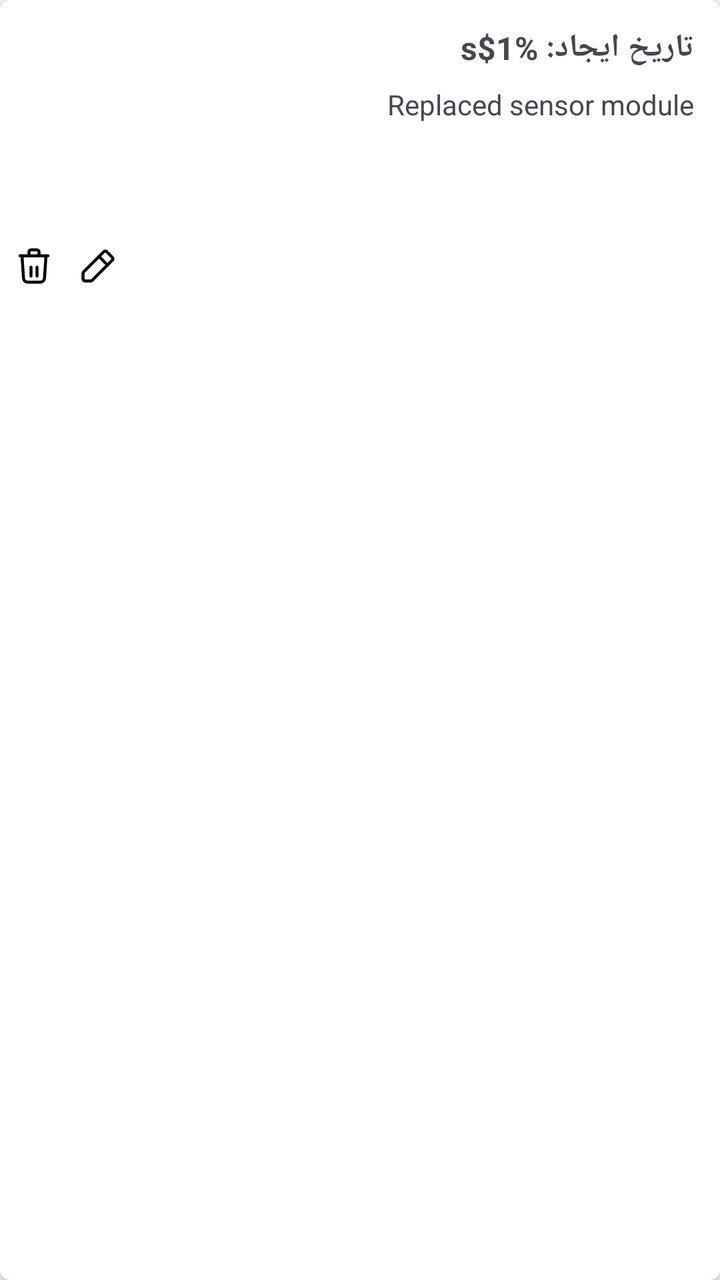
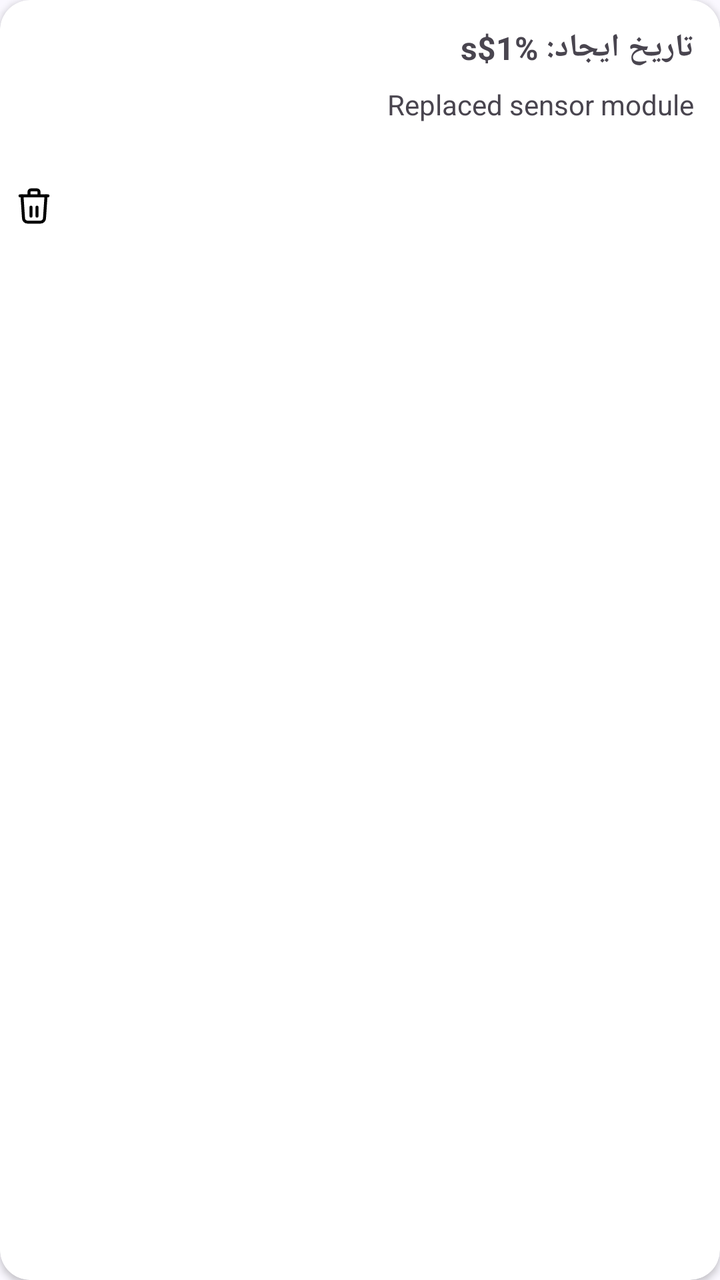

The first picture is an Android layout as it rendered before a commit; the second is the same layout after the commit. The layout source and the unified diff follow.
<!-- AndroidManifest.xml: application theme Theme.Iotequipment -->
<!-- res/layout/item_equipment_log.xml -->
<?xml version="1.0" encoding="utf-8"?>
<androidx.cardview.widget.CardView
    xmlns:android="http://schemas.android.com/apk/res/android"
    xmlns:app="http://schemas.android.com/apk/res-auto"
    xmlns:tools="http://schemas.android.com/tools"
    android:layout_width="match_parent"
    android:layout_margin="8dp"
    android:layout_height="wrap_content"
    android:elevation="4dp"
    app:cardCornerRadius="5dp"
    android:layout_marginTop="10dp"
    android:layout_marginEnd="5dp"
    android:layout_marginStart="5dp"
    android:layout_marginBottom="8dp"
    >

    <androidx.constraintlayout.widget.ConstraintLayout
        android:layout_width="match_parent"
        android:layout_height="150dp"
        android:orientation="vertical"
        android:padding="5dp">

        <TextView
            android:id="@+id/tv_log_name"
            android:layout_width="wrap_content"
            android:layout_height="wrap_content"
            android:layout_marginTop="8dp"
            android:layout_marginEnd="8dp"
            android:text="@string/device_log_date_label"
            android:textSize="16sp"
            android:textStyle="bold"
            app:layout_constraintEnd_toEndOf="parent"
            app:layout_constraintTop_toTopOf="parent" />

        <TextView
            android:id="@+id/tv_log_description"
            android:layout_width="wrap_content"
            android:layout_height="wrap_content"
            android:layout_marginTop="8dp"
            android:layout_marginBottom="16dp"
            android:text="Replaced sensor module"
            android:textSize="14sp"
            app:layout_constraintBottom_toBottomOf="parent"
            app:layout_constraintEnd_toEndOf="@+id/tv_log_name"
            app:layout_constraintTop_toBottomOf="@+id/tv_log_name"
            app:layout_constraintVertical_bias="0.0" />

        <ImageButton
            android:id="@+id/btn_log_trash"
            android:layout_width="wrap_content"
            android:layout_height="wrap_content"
            android:background="@null"
            android:contentDescription="حذف"
            app:layout_constraintBottom_toBottomOf="parent"
            app:layout_constraintStart_toStartOf="parent"
            app:srcCompat="@drawable/ic_trash" />

        <ImageButton
            android:id="@+id/btn_log_edit"
            android:layout_width="wrap_content"
            android:layout_height="wrap_content"
            android:layout_marginStart="8dp"
            android:background="@null"
            android:contentDescription="ادیت"
            app:layout_constraintBottom_toBottomOf="parent"
            app:layout_constraintStart_toEndOf="@+id/btn_log_trash"
            app:srcCompat="@drawable/ic_edit" />
    </androidx.constraintlayout.widget.ConstraintLayout>
</androidx.cardview.widget.CardView>
<!-- resources referenced by this layout -->
<resources>
  <!-- drawable ic_edit (drawable) -->
  <vector xmlns:android="http://schemas.android.com/apk/res/android"
      android:width="24dp"
      android:height="24dp"
      android:viewportWidth="24"
      android:viewportHeight="24">
    <path
        android:pathData="M4.83,14.93L14.93,4.83C15.023,4.736 15.134,4.662 15.255,4.611C15.377,4.56 15.508,4.534 15.64,4.534C15.772,4.534 15.903,4.56 16.025,4.611C16.146,4.662 16.257,4.736 16.35,4.83L19.17,7.65C19.264,7.743 19.338,7.854 19.389,7.975C19.44,8.097 19.466,8.228 19.466,8.36C19.466,8.492 19.44,8.623 19.389,8.745C19.338,8.866 19.264,8.977 19.17,9.07L9.07,19.17C8.977,19.264 8.867,19.34 8.745,19.391C8.623,19.443 8.492,19.469 8.36,19.47H5.53C5.265,19.47 5.01,19.365 4.823,19.177C4.635,18.99 4.53,18.735 4.53,18.47V15.64C4.531,15.508 4.557,15.377 4.609,15.255C4.66,15.133 4.736,15.023 4.83,14.93Z"
        android:strokeLineJoin="round"
        android:strokeWidth="1.5"
        android:fillColor="#00000000"
        android:strokeColor="#000000"
        android:strokeLineCap="round"/>
    <path
        android:pathData="M12.5,7.26L16.74,11.5"
        android:strokeLineJoin="round"
        android:strokeWidth="1.5"
        android:fillColor="#00000000"
        android:strokeColor="#000000"
        android:strokeLineCap="round"/>
  </vector>
  <!-- drawable ic_trash (drawable) -->
  <vector xmlns:android="http://schemas.android.com/apk/res/android"
      android:width="24dp"
      android:height="24dp"
      android:viewportWidth="24"
      android:viewportHeight="24">
    <path
        android:pathData="M6,6.94L6.75,18.06C6.75,18.59 6.961,19.099 7.336,19.474C7.711,19.849 8.22,20.06 8.75,20.06H15.25C15.78,20.06 16.289,19.849 16.664,19.474C17.039,19.099 17.25,18.59 17.25,18.06L18,6.94"
        android:strokeLineJoin="round"
        android:strokeWidth="1.5"
        android:fillColor="#00000000"
        android:strokeColor="#000000"
        android:strokeLineCap="round"/>
    <path
        android:pathData="M13.5,12.56V17.06"
        android:strokeLineJoin="round"
        android:strokeWidth="1.5"
        android:fillColor="#00000000"
        android:strokeColor="#000000"
        android:strokeLineCap="round"/>
    <path
        android:pathData="M10.5,12.56V17.06"
        android:strokeLineJoin="round"
        android:strokeWidth="1.5"
        android:fillColor="#00000000"
        android:strokeColor="#000000"
        android:strokeLineCap="round"/>
    <path
        android:pathData="M5,6.94H19"
        android:strokeLineJoin="round"
        android:strokeWidth="1.5"
        android:fillColor="#00000000"
        android:strokeColor="#000000"
        android:strokeLineCap="round"/>
    <path
        android:pathData="M14.5,6.94V4.94C14.5,4.675 14.395,4.42 14.207,4.233C14.02,4.045 13.765,3.94 13.5,3.94H10.5C10.235,3.94 9.98,4.045 9.793,4.233C9.605,4.42 9.5,4.675 9.5,4.94V6.94"
        android:strokeLineJoin="round"
        android:strokeWidth="1.5"
        android:fillColor="#00000000"
        android:strokeColor="#000000"
        android:strokeLineCap="round"/>
  </vector>
  <string name="device_log_date_label">تاریخ ایجاد: %1$s</string>
  <style name="Theme.Iotequipment" parent="Base.Theme.Iotequipment" />
  <style name="Base.Theme.Iotequipment" parent="Theme.Material3.DayNight.NoActionBar">
          <item name="fontFamily">@font/iran_yekan_regular</item>
          
          
          <item name="colorPrimary">@color/md_theme_primary</item>
          <item name="android:colorBackground">@color/md_theme_background</item>
  
      </style>
  <color name="md_theme_primary">#0055EF</color>
  <color name="md_theme_background">#FAF8FF</color>
</resources>

<!-- the commit's change to res/layout/item_equipment_log.xml (unified diff, before → after) -->
@@ -2,21 +2,19 @@
 <androidx.cardview.widget.CardView
     xmlns:android="http://schemas.android.com/apk/res/android"
     xmlns:app="http://schemas.android.com/apk/res-auto"
-    xmlns:tools="http://schemas.android.com/tools"
     android:layout_width="match_parent"
+    android:layout_height="wrap_content"
     android:layout_margin="8dp"
-    android:layout_height="wrap_content"
-    android:elevation="4dp"
-    app:cardCornerRadius="5dp"
+    android:elevation="8dp"
+    app:cardCornerRadius="15dp"
     android:layout_marginTop="10dp"
     android:layout_marginEnd="5dp"
     android:layout_marginStart="5dp"
     android:layout_marginBottom="8dp"
     >
-
     <androidx.constraintlayout.widget.ConstraintLayout
         android:layout_width="match_parent"
-        android:layout_height="150dp"
+        android:layout_height="120dp"
         android:orientation="vertical"
         android:padding="5dp">
 
@@ -55,15 +53,5 @@
             app:layout_constraintStart_toStartOf="parent"
             app:srcCompat="@drawable/ic_trash" />
 
-        <ImageButton
-            android:id="@+id/btn_log_edit"
-            android:layout_width="wrap_content"
-            android:layout_height="wrap_content"
-            android:layout_marginStart="8dp"
-            android:background="@null"
-            android:contentDescription="ادیت"
-            app:layout_constraintBottom_toBottomOf="parent"
-            app:layout_constraintStart_toEndOf="@+id/btn_log_trash"
-            app:srcCompat="@drawable/ic_edit" />
     </androidx.constraintlayout.widget.ConstraintLayout>
 </androidx.cardview.widget.CardView>
<!-- resource entries referenced after the edit -->
@@ -1,26 +1,5 @@
 <!-- resources referenced by this layout -->
 <resources>
-  <!-- drawable ic_edit (drawable) -->
-  <vector xmlns:android="http://schemas.android.com/apk/res/android"
-      android:width="24dp"
-      android:height="24dp"
-      android:viewportWidth="24"
-      android:viewportHeight="24">
-    <path
-        android:pathData="M4.83,14.93L14.93,4.83C15.023,4.736 15.134,4.662 15.255,4.611C15.377,4.56 15.508,4.534 15.64,4.534C15.772,4.534 15.903,4.56 16.025,4.611C16.146,4.662 16.257,4.736 16.35,4.83L19.17,7.65C19.264,7.743 19.338,7.854 19.389,7.975C19.44,8.097 19.466,8.228 19.466,8.36C19.466,8.492 19.44,8.623 19.389,8.745C19.338,8.866 19.264,8.977 19.17,9.07L9.07,19.17C8.977,19.264 8.867,19.34 8.745,19.391C8.623,19.443 8.492,19.469 8.36,19.47H5.53C5.265,19.47 5.01,19.365 4.823,19.177C4.635,18.99 4.53,18.735 4.53,18.47V15.64C4.531,15.508 4.557,15.377 4.609,15.255C4.66,15.133 4.736,15.023 4.83,14.93Z"
-        android:strokeLineJoin="round"
-        android:strokeWidth="1.5"
-        android:fillColor="#00000000"
-        android:strokeColor="#000000"
-        android:strokeLineCap="round"/>
-    <path
-        android:pathData="M12.5,7.26L16.74,11.5"
-        android:strokeLineJoin="round"
-        android:strokeWidth="1.5"
-        android:fillColor="#00000000"
-        android:strokeColor="#000000"
-        android:strokeLineCap="round"/>
-  </vector>
   <!-- drawable ic_trash (drawable) -->
   <vector xmlns:android="http://schemas.android.com/apk/res/android"
       android:width="24dp"
